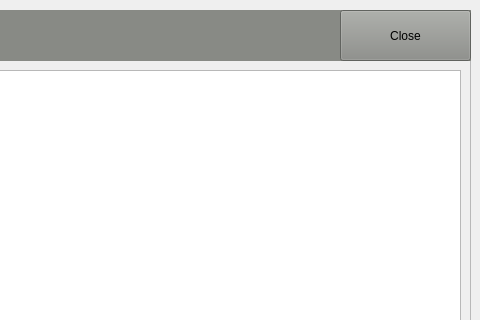
Qt form errorwindow.ui (chP6/Konzept_ErstesBeispiel) before a commit; both pictures show x 320 to 800 and y 0 to 320 of the 800 by 480 pixel window.
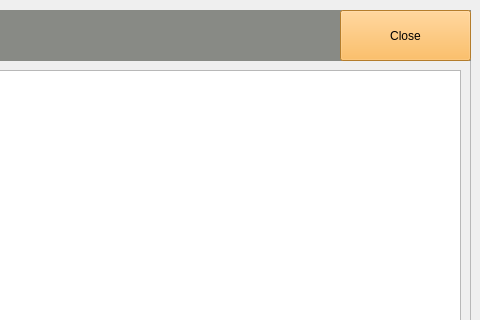
The same form after that commit.

```diff
--- a/errorwindow.ui
+++ b/errorwindow.ui
@@ -85,6 +85,9 @@
        <height>51</height>
       </rect>
      </property>
+     <property name="styleSheet">
+      <string notr="true">background-color: rgb(252, 175, 62);</string>
+     </property>
      <property name="text">
       <string>Close</string>
      </property>
```
